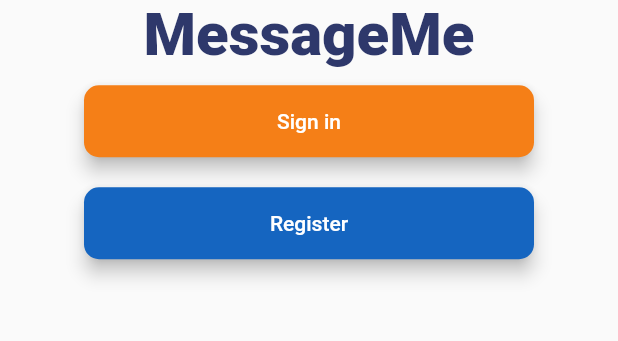
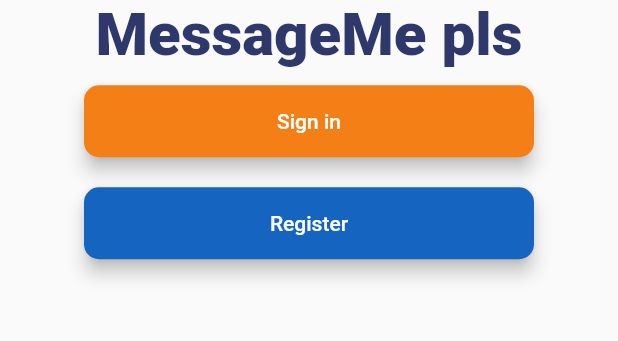
Before and after one commit to Scorpion645/chatapp5, a Flutter app: the screen it shows after launch, on a phone screen of 412 x 824 dp, the part 616-957 px from its top. Run offline on Flutter 3.47's test engine with Material 2 defaults, Android fonts, the phone set to English and light mode, and no system bars.

Commit message:
new change

```diff
--- a/lib/screens/welcome_screen.dart
+++ b/lib/screens/welcome_screen.dart
@@ -20,7 +20,7 @@ class WelcomeScreen extends StatelessWidget {
               width: double.infinity,
               child: Image.asset('images/logo.png')),
           Text(
-            'MessageMe',
+            'MessageMe pls',
             style: TextStyle(
                 fontSize: 40,
                 fontWeight: FontWeight.w900,
```
